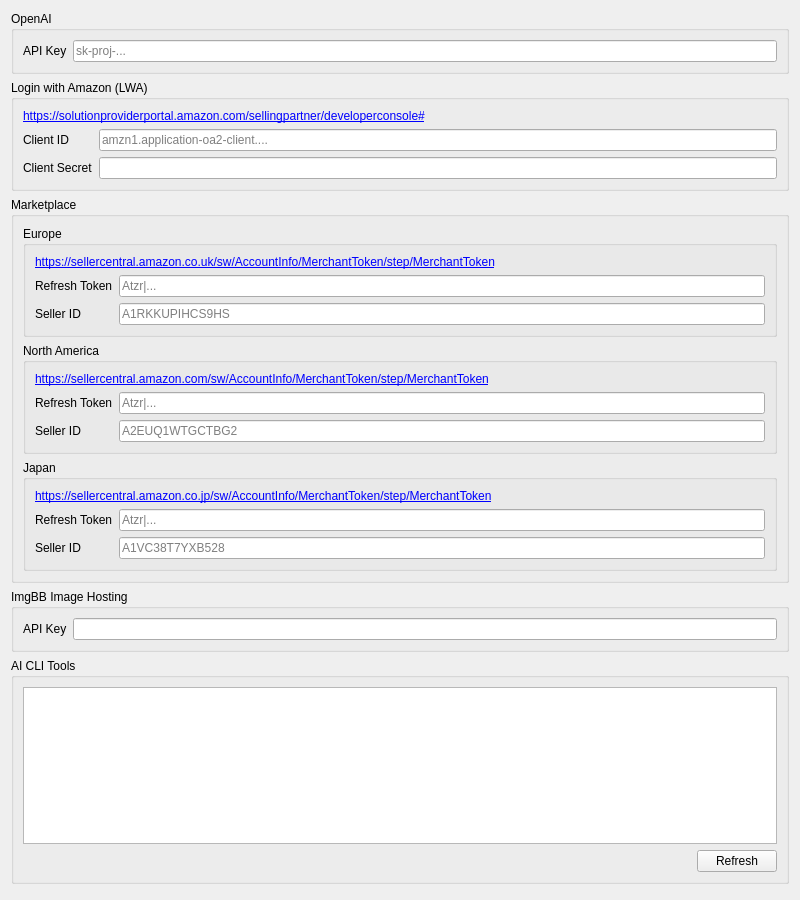
icingerpower/AmazonTemplate3, file AmazonTemplate3/gui/panes/PaneSettings.ui: the form before one commit.
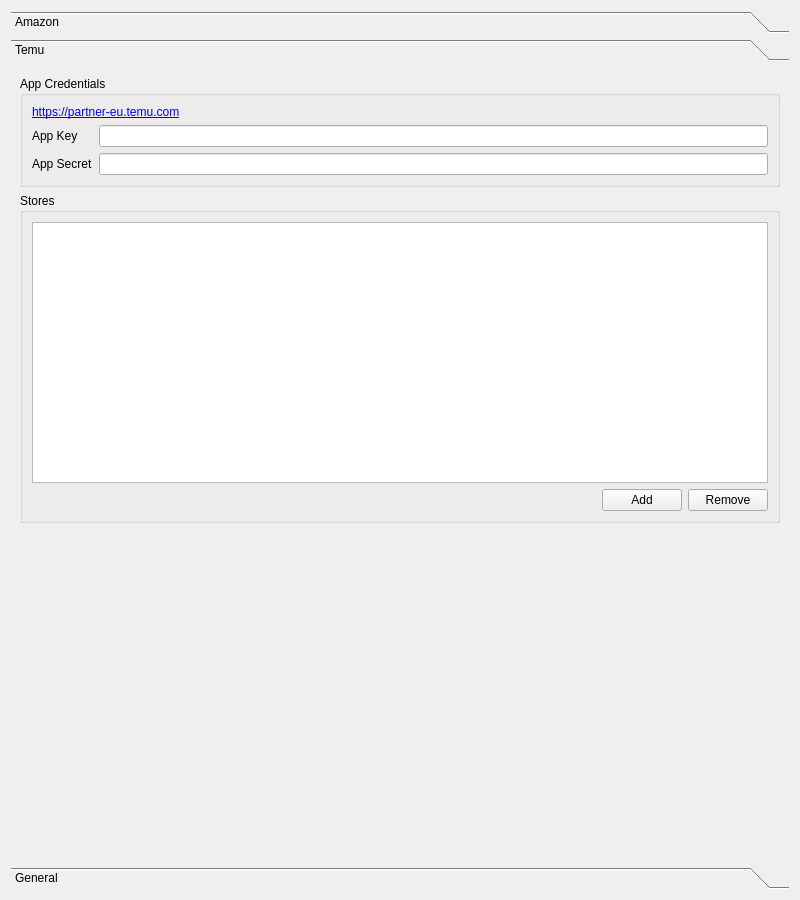
The form after the commit. The open tabs and pages were chosen to show the change.

Commit message:
PaneMarketplaces: Amazon FBA + EU sales + Temu inventory sync.
FBA inventory via Reports API (GET_FBA_MYI_UNSUPPRESSED_INVENTORY_DATA),
sales summed across all 8 EU marketplaces, 24h cache. Temu inventory and
sales via Open Platform API; stock sync uses bg.local.goods.stock.edit
(diff-based, verified live) and per-SKU stock via bg.local.goods.sku.list.query
(skuSearchType 2+3). TemuStoreModel persists multi-store credentials.
Temu settings added to PaneSettings.

```diff
--- a/AmazonTemplate3/gui/panes/PaneSettings.ui
+++ b/AmazonTemplate3/gui/panes/PaneSettings.ui
@@ -12,31 +12,13 @@
   </property>
   <layout class="QVBoxLayout" name="verticalLayout">
    <item>
-    <widget class="QGroupBox" name="groupBoxOpenAi">
-     <property name="title">
-      <string>OpenAI</string>
-     </property>
-     <layout class="QFormLayout" name="formLayoutOpenAi">
-      <item row="0" column="0">
-       <widget class="QLabel" name="labelOpenAiKey">
-        <property name="text">
-         <string>API Key</string>
-        </property>
-       </widget>
-      </item>
-      <item row="0" column="1">
-       <widget class="QLineEdit" name="lineEditOpenAiKey">
-        <property name="echoMode">
-         <enum>QLineEdit::EchoMode::PasswordEchoOnEdit</enum>
-        </property>
-        <property name="placeholderText">
-         <string>sk-proj-...</string>
-        </property>
-       </widget>
-      </item>
-     </layout>
-    </widget>
-   </item>
+    <widget class="QToolBox" name="toolBox">
+     <!-- ═══════════════════ AMAZON PAGE ═══════════════════ -->
+     <widget class="QWidget" name="pageAmazon">
+      <attribute name="label">
+       <string>Amazon</string>
+      </attribute>
+      <layout class="QVBoxLayout" name="verticalLayoutAmazon">
    <item>
     <widget class="QGroupBox" name="groupBoxLwa">
      <property name="title">
@@ -271,6 +253,177 @@
     </widget>
    </item>
    <item>
+        <spacer name="verticalSpacerAmazon">
+         <property name="orientation">
+          <enum>Qt::Orientation::Vertical</enum>
+         </property>
+         <property name="sizeHint" stdset="0">
+          <size>
+           <width>20</width>
+           <height>40</height>
+          </size>
+         </property>
+        </spacer>
+       </item>
+      </layout>
+     </widget>
+     <!-- ═══════════════════ TEMU PAGE ═══════════════════ -->
+     <widget class="QWidget" name="pageTemu">
+      <attribute name="label">
+       <string>Temu</string>
+      </attribute>
+      <layout class="QVBoxLayout" name="verticalLayoutTemu">
+       <item>
+        <widget class="QGroupBox" name="groupBoxTemuCredentials">
+         <property name="title">
+          <string>App Credentials</string>
+         </property>
+         <layout class="QFormLayout" name="formLayoutTemuCredentials">
+          <item row="0" column="0" colspan="2">
+           <widget class="QLabel" name="labelTemuUrl">
+            <property name="text">
+             <string>&lt;a href=&quot;https://partner-eu.temu.com&quot;&gt;https://partner-eu.temu.com&lt;/a&gt;</string>
+            </property>
+            <property name="textFormat">
+             <enum>Qt::TextFormat::RichText</enum>
+            </property>
+            <property name="openExternalLinks">
+             <bool>true</bool>
+            </property>
+            <property name="textInteractionFlags">
+             <set>Qt::TextInteractionFlag::TextBrowserInteraction</set>
+            </property>
+           </widget>
+          </item>
+          <item row="1" column="0">
+           <widget class="QLabel" name="labelTemuAppKey">
+            <property name="text">
+             <string>App Key</string>
+            </property>
+           </widget>
+          </item>
+          <item row="1" column="1">
+           <widget class="QLineEdit" name="lineEditTemuAppKey">
+            <property name="echoMode">
+             <enum>QLineEdit::EchoMode::PasswordEchoOnEdit</enum>
+            </property>
+           </widget>
+          </item>
+          <item row="2" column="0">
+           <widget class="QLabel" name="labelTemuAppSecret">
+            <property name="text">
+             <string>App Secret</string>
+            </property>
+           </widget>
+          </item>
+          <item row="2" column="1">
+           <widget class="QLineEdit" name="lineEditTemuAppSecret">
+            <property name="echoMode">
+             <enum>QLineEdit::EchoMode::Password</enum>
+            </property>
+           </widget>
+          </item>
+         </layout>
+        </widget>
+       </item>
+       <item>
+        <widget class="QGroupBox" name="groupBoxTemuStores">
+         <property name="title">
+          <string>Stores</string>
+         </property>
+         <layout class="QVBoxLayout" name="verticalLayoutTemuStores">
+          <item>
+           <widget class="QTableView" name="tableViewTemuStores">
+            <property name="selectionMode">
+             <enum>QAbstractItemView::SelectionMode::SingleSelection</enum>
+            </property>
+            <property name="selectionBehavior">
+             <enum>QAbstractItemView::SelectionBehavior::SelectRows</enum>
+            </property>
+           </widget>
+          </item>
+          <item>
+           <layout class="QHBoxLayout" name="horizontalLayoutTemuStoreButtons">
+            <item>
+             <spacer name="horizontalSpacerTemuStores">
+              <property name="orientation">
+               <enum>Qt::Orientation::Horizontal</enum>
+              </property>
+              <property name="sizeHint" stdset="0">
+               <size>
+                <width>40</width>
+                <height>20</height>
+               </size>
+              </property>
+             </spacer>
+            </item>
+            <item>
+             <widget class="QPushButton" name="buttonAddTemuStore">
+              <property name="text">
+               <string>Add</string>
+              </property>
+             </widget>
+            </item>
+            <item>
+             <widget class="QPushButton" name="buttonRemoveTemuStore">
+              <property name="text">
+               <string>Remove</string>
+              </property>
+             </widget>
+            </item>
+           </layout>
+          </item>
+         </layout>
+        </widget>
+       </item>
+       <item>
+        <spacer name="verticalSpacerTemu">
+         <property name="orientation">
+          <enum>Qt::Orientation::Vertical</enum>
+         </property>
+         <property name="sizeHint" stdset="0">
+          <size>
+           <width>20</width>
+           <height>40</height>
+          </size>
+         </property>
+        </spacer>
+       </item>
+      </layout>
+     </widget>
+     <!-- ═══════════════════ GENERAL PAGE ═══════════════════ -->
+     <widget class="QWidget" name="pageGeneral">
+      <attribute name="label">
+       <string>General</string>
+      </attribute>
+      <layout class="QVBoxLayout" name="verticalLayoutGeneral">
+       <item>
+        <widget class="QGroupBox" name="groupBoxOpenAi">
+         <property name="title">
+          <string>OpenAI</string>
+         </property>
+         <layout class="QFormLayout" name="formLayoutOpenAi">
+          <item row="0" column="0">
+           <widget class="QLabel" name="labelOpenAiKey">
+            <property name="text">
+             <string>API Key</string>
+            </property>
+           </widget>
+          </item>
+          <item row="0" column="1">
+           <widget class="QLineEdit" name="lineEditOpenAiKey">
+            <property name="echoMode">
+             <enum>QLineEdit::EchoMode::PasswordEchoOnEdit</enum>
+            </property>
+            <property name="placeholderText">
+             <string>sk-proj-...</string>
+            </property>
+           </widget>
+          </item>
+         </layout>
+        </widget>
+       </item>
+       <item>
     <widget class="QGroupBox" name="groupBoxImgbb">
      <property name="title">
       <string>ImgBB Image Hosting</string>
@@ -340,7 +493,7 @@
     </widget>
    </item>
    <item>
-    <spacer name="verticalSpacer">
+        <spacer name="verticalSpacerGeneral">
      <property name="orientation">
       <enum>Qt::Orientation::Vertical</enum>
      </property>
@@ -351,6 +504,10 @@
       </size>
      </property>
     </spacer>
+       </item>
+      </layout>
+     </widget>
+    </widget>
    </item>
   </layout>
  </widget>
```
Lines whose indentation alone changed are shown as unchanged. The commit also changes 30 other files.
